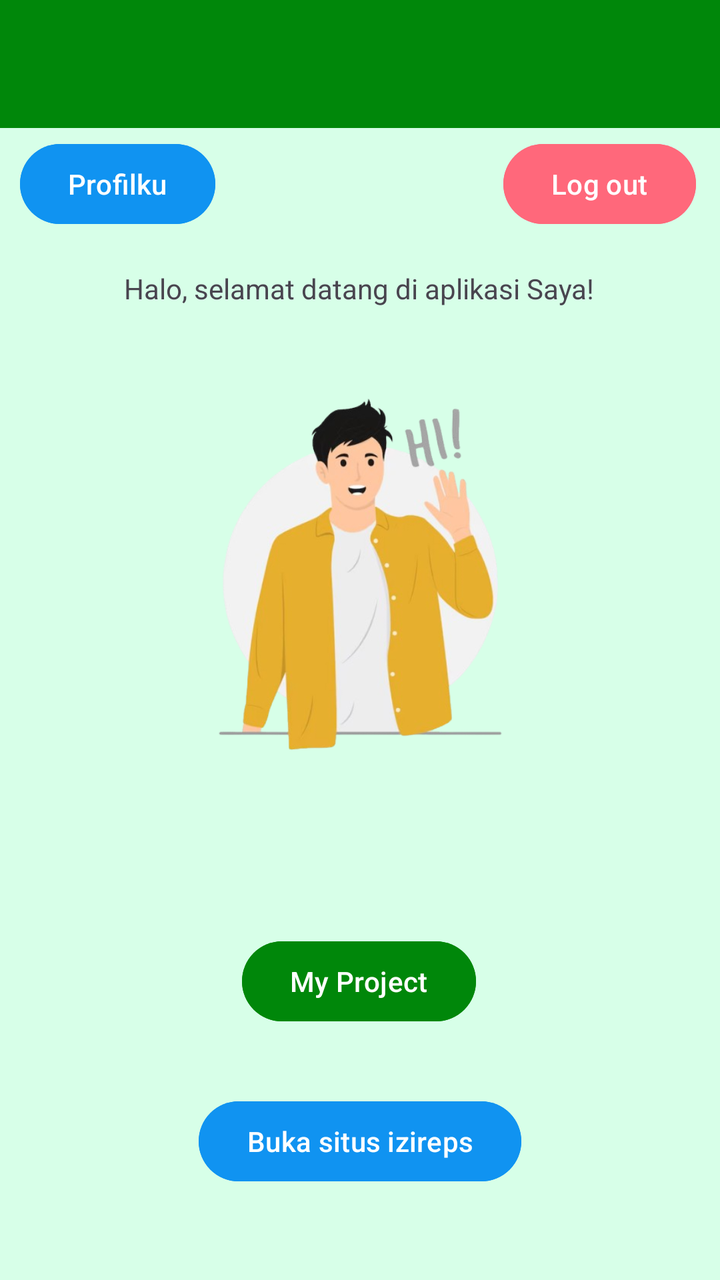
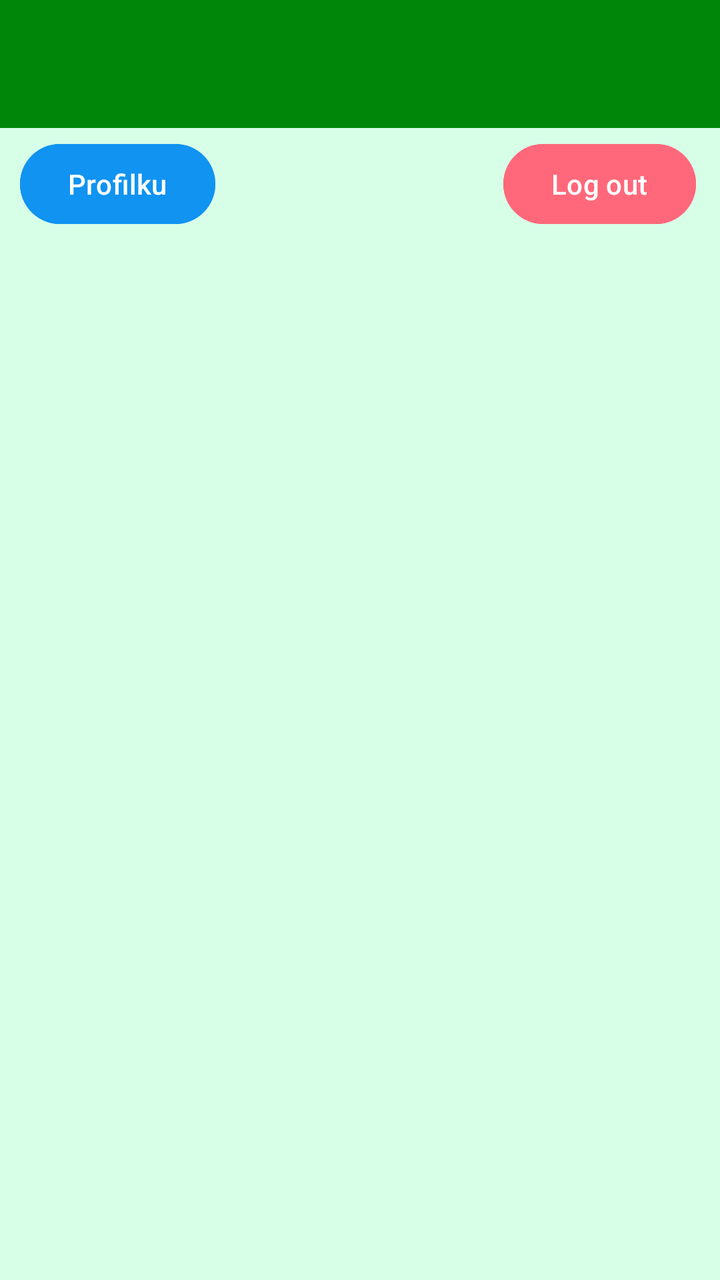

An Android layout rendered at two revisions. The XML below is the earlier revision; the diff shows what the commit changed to produce the second picture.
<!-- AndroidManifest.xml: application theme Theme.Mrstango -->
<!-- res/layout/fragment_home.xml -->
<?xml version="1.0" encoding="utf-8"?>
<androidx.constraintlayout.widget.ConstraintLayout xmlns:android="http://schemas.android.com/apk/res/android"
    xmlns:tools="http://schemas.android.com/tools"
    android:layout_width="match_parent"
    android:layout_height="match_parent"
    android:background="@color/light_green"
    xmlns:app="http://schemas.android.com/apk/res-auto"
    tools:context=".Home.HomeFragment">

    <androidx.appcompat.widget.Toolbar
        android:id="@+id/toolbar"
        android:layout_width="match_parent"
        android:layout_height="?attr/actionBarSize"
        android:background="?attr/colorPrimary"
        android:backgroundTint="@color/dark_green"
        app:layout_constraintEnd_toEndOf="parent"
        app:layout_constraintStart_toStartOf="parent"
        app:layout_constraintTop_toTopOf="parent"
        app:subtitleTextColor="@android:color/white"
        app:titleTextColor="@android:color/white"
        app:layout_scrollFlags="enterAlways|scroll"/>

    <TextView
        android:id="@+id/textView"
        android:layout_width="wrap_content"
        android:layout_height="wrap_content"
        android:text="Halo, selamat datang di aplikasi Saya!"
        app:layout_constraintBottom_toBottomOf="parent"
        app:layout_constraintEnd_toEndOf="parent"
        app:layout_constraintHorizontal_bias="0.497"
        app:layout_constraintStart_toStartOf="parent"
        app:layout_constraintTop_toTopOf="parent"
        app:layout_constraintVertical_bias="0.217" />

    <Button
        android:id="@+id/btnMyProject"
        android:layout_width="wrap_content"
        android:layout_height="wrap_content"
        android:layout_marginTop="84dp"
        android:backgroundTint="#00870A"
        android:text="My Project"
        app:layout_constraintEnd_toEndOf="parent"
        app:layout_constraintHorizontal_bias="0.498"
        app:layout_constraintStart_toStartOf="parent"
        app:layout_constraintTop_toBottomOf="@+id/imageView" />

    <ImageView
        android:id="@+id/imageView"
        android:layout_width="191dp"
        android:layout_height="197dp"
        android:layout_marginTop="32dp"
        app:layout_constraintEnd_toEndOf="parent"
        app:layout_constraintStart_toStartOf="parent"
        app:layout_constraintTop_toBottomOf="@+id/textView"
        app:srcCompat="@drawable/hai" />

    <Button
        android:id="@+id/btnToWebView"
        android:layout_width="wrap_content"
        android:layout_height="wrap_content"
        android:layout_marginTop="32dp"
        android:backgroundTint="@color/blue_100"
        android:text="Buka situs izireps"
        app:layout_constraintEnd_toEndOf="parent"
        app:layout_constraintStart_toStartOf="parent"
        app:layout_constraintTop_toBottomOf="@+id/btnMyProject" />

    <Button
        android:id="@+id/btnLogout"
        android:layout_width="wrap_content"
        android:layout_height="wrap_content"
        android:layout_marginTop="4dp"
        android:backgroundTint="@color/light_red"
        android:text="Log out"
        app:layout_constraintEnd_toEndOf="parent"
        app:layout_constraintHorizontal_bias="0.955"
        app:layout_constraintStart_toStartOf="parent"
        app:layout_constraintTop_toBottomOf="@+id/toolbar" />

    <Button
        android:id="@+id/btnProfile"
        android:layout_width="wrap_content"
        android:layout_height="wrap_content"
        android:layout_marginTop="4dp"
        android:backgroundTint="@color/blue_100"
        android:text="Profilku"
        app:layout_constraintEnd_toEndOf="parent"
        app:layout_constraintHorizontal_bias="0.038"
        app:layout_constraintStart_toStartOf="parent"
        app:layout_constraintTop_toBottomOf="@+id/toolbar" />

</androidx.constraintlayout.widget.ConstraintLayout>
<!-- resources referenced by this layout -->
<resources>
  <color name="blue_100">#1093f1</color>
  <color name="dark_green">#00870A</color>
  <color name="light_green">#D7FFE8</color>
  <color name="light_red">#FF687B</color>
  <!-- drawable hai: png bitmap (drawable, 138639 bytes) -->
  <style name="Theme.Mrstango" parent="Base.Theme.Mrstango" />
  <style name="Base.Theme.Mrstango" parent="Theme.Material3.DayNight.NoActionBar">
          
          
      </style>
</resources>

<!-- the commit's change to res/layout/fragment_home.xml (unified diff, before → after) -->
@@ -6,6 +6,21 @@
     android:background="@color/light_green"
     xmlns:app="http://schemas.android.com/apk/res-auto"
     tools:context=".Home.HomeFragment">
+
+    
+    <androidx.recyclerview.widget.RecyclerView
+        android:id="@+id/rv_consoles"
+        android:layout_width="match_parent"
+        android:layout_height="0dp"
+        android:layout_marginTop="8dp"
+        app:layoutManager="androidx.recyclerview.widget.GridLayoutManager"
+        app:spanCount="2"
+        app:layout_constraintBottom_toBottomOf="parent"
+        app:layout_constraintEnd_toEndOf="parent"
+        app:layout_constraintStart_toStartOf="parent"
+        app:layout_constraintTop_toBottomOf="@+id/btnLogout"
+        tools:listitem="@layout/console_card" />
+    
 
     <androidx.appcompat.widget.Toolbar
         android:id="@+id/toolbar"
@@ -19,51 +34,6 @@
         app:subtitleTextColor="@android:color/white"
         app:titleTextColor="@android:color/white"
         app:layout_scrollFlags="enterAlways|scroll"/>
-
-    <TextView
-        android:id="@+id/textView"
-        android:layout_width="wrap_content"
-        android:layout_height="wrap_content"
-        android:text="Halo, selamat datang di aplikasi Saya!"
-        app:layout_constraintBottom_toBottomOf="parent"
-        app:layout_constraintEnd_toEndOf="parent"
-        app:layout_constraintHorizontal_bias="0.497"
-        app:layout_constraintStart_toStartOf="parent"
-        app:layout_constraintTop_toTopOf="parent"
-        app:layout_constraintVertical_bias="0.217" />
-
-    <Button
-        android:id="@+id/btnMyProject"
-        android:layout_width="wrap_content"
-        android:layout_height="wrap_content"
-        android:layout_marginTop="84dp"
-        android:backgroundTint="#00870A"
-        android:text="My Project"
-        app:layout_constraintEnd_toEndOf="parent"
-        app:layout_constraintHorizontal_bias="0.498"
-        app:layout_constraintStart_toStartOf="parent"
-        app:layout_constraintTop_toBottomOf="@+id/imageView" />
-
-    <ImageView
-        android:id="@+id/imageView"
-        android:layout_width="191dp"
-        android:layout_height="197dp"
-        android:layout_marginTop="32dp"
-        app:layout_constraintEnd_toEndOf="parent"
-        app:layout_constraintStart_toStartOf="parent"
-        app:layout_constraintTop_toBottomOf="@+id/textView"
-        app:srcCompat="@drawable/hai" />
-
-    <Button
-        android:id="@+id/btnToWebView"
-        android:layout_width="wrap_content"
-        android:layout_height="wrap_content"
-        android:layout_marginTop="32dp"
-        android:backgroundTint="@color/blue_100"
-        android:text="Buka situs izireps"
-        app:layout_constraintEnd_toEndOf="parent"
-        app:layout_constraintStart_toStartOf="parent"
-        app:layout_constraintTop_toBottomOf="@+id/btnMyProject" />
 
     <Button
         android:id="@+id/btnLogout"
@@ -90,3 +60,54 @@
         app:layout_constraintTop_toBottomOf="@+id/toolbar" />
 
 </androidx.constraintlayout.widget.ConstraintLayout>
+<!-- res/layout/console_card.xml (included above) -->
+<?xml version="1.0" encoding="utf-8"?>
+<androidx.constraintlayout.widget.ConstraintLayout
+    xmlns:android="http://schemas.android.com/apk/res/android"
+    xmlns:app="http://schemas.android.com/apk/res-auto"
+    android:padding="16dp"
+    android:background="#E0F7FA"
+    android:layout_width="match_parent"
+    android:layout_height="wrap_content">
+
+    <androidx.cardview.widget.CardView
+        android:layout_width="match_parent"
+        android:layout_height="wrap_content"
+        app:cardCornerRadius="12dp"
+        app:cardElevation="4dp"
+        app:layout_constraintTop_toTopOf="parent">
+
+        <androidx.constraintlayout.widget.ConstraintLayout
+            android:padding="8dp"
+            android:layout_width="match_parent"
+            android:layout_height="wrap_content">
+
+            
+            <ImageView
+                android:id="@+id/img_console"
+                android:layout_width="match_parent"
+                android:layout_height="150dp"
+                android:src="@drawable/ps5_u1"
+                app:layout_constraintTop_toTopOf="parent" />
+
+            
+            <TextView
+                android:id="@+id/tv_console_name"
+                android:layout_width="match_parent"
+                android:layout_height="wrap_content"
+                android:text="PlayStation 5"
+                android:textSize="20sp"
+                android:textStyle="bold"
+                app:layout_constraintTop_toBottomOf="@id/img_console" />
+
+            
+            <TextView
+                android:id="@+id/tv_console_price"
+                android:layout_width="match_parent"
+                android:layout_height="wrap_content"
+                android:text="Rp 15.000 / Jam"
+                app:layout_constraintTop_toBottomOf="@id/tv_console_name" />
+
+        </androidx.constraintlayout.widget.ConstraintLayout>
+    </androidx.cardview.widget.CardView>
+</androidx.constraintlayout.widget.ConstraintLayout>
<!-- resource entries referenced after the edit -->
@@ -4,7 +4,7 @@
   <color name="dark_green">#00870A</color>
   <color name="light_green">#D7FFE8</color>
   <color name="light_red">#FF687B</color>
-  <!-- drawable hai: png bitmap (drawable, 138639 bytes) -->
+  <!-- drawable ps5_u1: png bitmap (drawable, 281390 bytes) -->
   <style name="Theme.Mrstango" parent="Base.Theme.Mrstango" />
   <style name="Base.Theme.Mrstango" parent="Theme.Material3.DayNight.NoActionBar">
           
